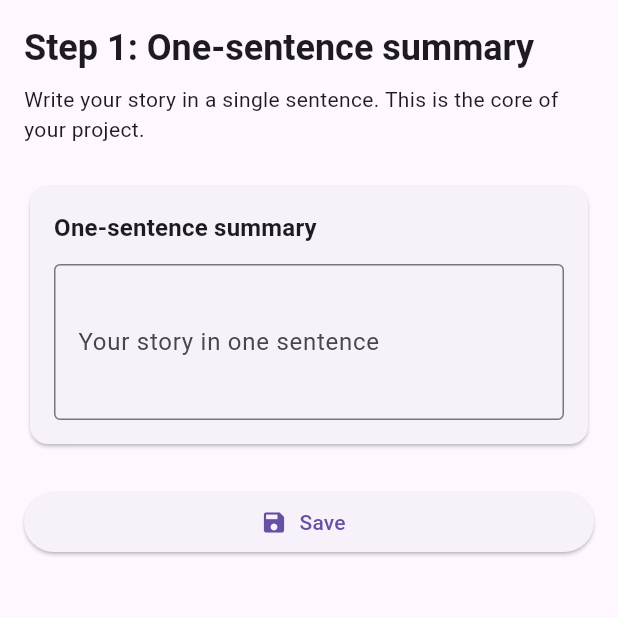
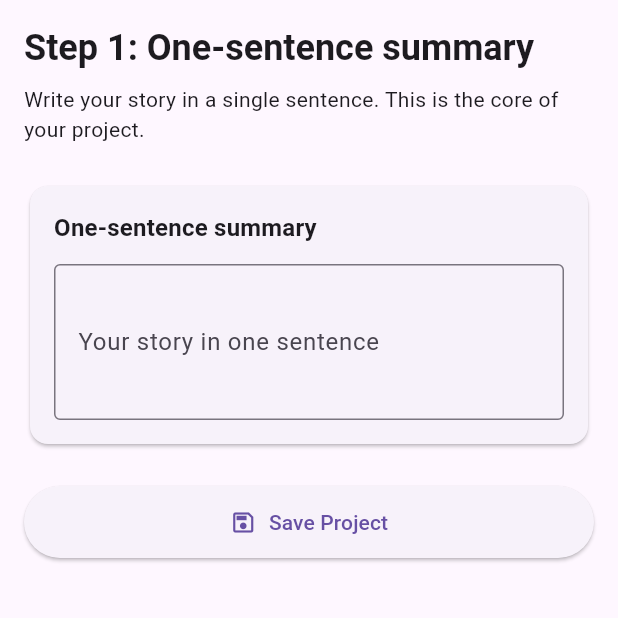
Before and after one commit to Beelzenef/fireflake, a Flutter app: the StepOnePage screen opened directly, on a phone screen of 412 x 824 dp, the top half of it. Run offline on Flutter 3.47's test engine with Material 3 defaults, Android fonts, the phone set to English and light mode, and no system bars; our stand-ins replace bloc, equatable, flutter_bloc, shared_preferences; accounts and stored records are empty.

Commit message:
Refactor save buttons to use SaveProjectButton widget across all step views

```diff
--- a/src/fireflake/lib/step_views/step1.dart
+++ b/src/fireflake/lib/step_views/step1.dart
@@ -1,6 +1,7 @@
 import 'package:flutter/material.dart';
 import 'package:flutter_bloc/flutter_bloc.dart';
 import '../state/app_cubit.dart';
+import '../widgets/save_project_button.dart';
 
 class StepOnePage extends StatefulWidget {
   const StepOnePage({super.key});
@@ -86,7 +87,7 @@ class _StepOnePageState extends State<StepOnePage> {
                         decoration: const InputDecoration(
                           labelText: 'Your story in one sentence',
                           hintText:
-                              'Example: A young wizard learns he is the chosen one to save the world from darkness.',
+                              'Example: A young witch learns they are the chosen one to save the world from darkness.',
                           border: OutlineInputBorder(),
                         ),
                         validator: (value) =>
@@ -99,14 +100,7 @@ class _StepOnePageState extends State<StepOnePage> {
                 ),
               ),
               const SizedBox(height: 24),
-              SizedBox(
-                width: double.infinity,
-                child: ElevatedButton.icon(
-                  onPressed: _save,
-                  icon: const Icon(Icons.save),
-                  label: const Text('Save'),
-                ),
-              ),
+              SaveProjectButton(onPressed: _save),
             ],
           ),
         ),
--- /dev/null
+++ b/src/fireflake/lib/widgets/save_project_button.dart
@@ -0,0 +1,27 @@
+import 'package:flutter/material.dart';
+
+class SaveProjectButton extends StatelessWidget {
+  const SaveProjectButton({
+    super.key,
+    required this.onPressed,
+    this.label = 'Save Project',
+  });
+
+  final VoidCallback onPressed;
+  final String label;
+
+  @override
+  Widget build(BuildContext context) {
+    return SizedBox(
+      width: double.infinity,
+      child: ElevatedButton.icon(
+        onPressed: onPressed,
+        icon: const Icon(Icons.save_outlined),
+        label: Text(label),
+        style: ElevatedButton.styleFrom(
+          padding: const EdgeInsets.symmetric(vertical: 14),
+        ),
+      ),
+    );
+  }
+}
```
Also changed, not shown: src/fireflake/lib/step_views/step2.dart (+7 -13 lines), src/fireflake/lib/step_views/step3.dart (+5 -8 lines), src/fireflake/lib/step_views/step4.dart (+2 -8 lines), src/fireflake/lib/step_views/step5.dart (+2 -8 lines), src/fireflake/lib/step_views/step6.dart (+2 -8 lines), src/fireflake/lib/step_views/step8.dart (+2 -8 lines), src/fireflake/lib/step_views/step9.dart (+5 -2 lines).
